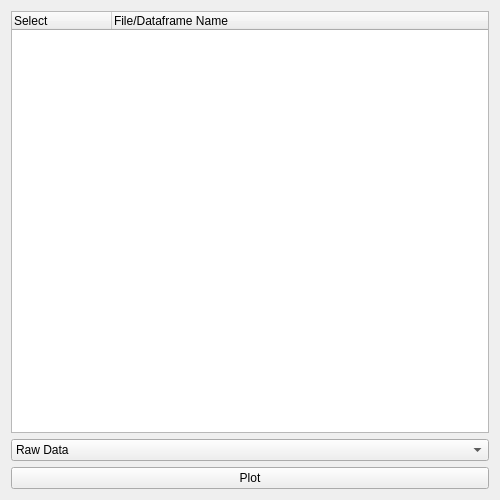
Above: gui/data_manager_window.ui from jasperaeschlimann/tpd_analyser before the change. Below: the same form after it.
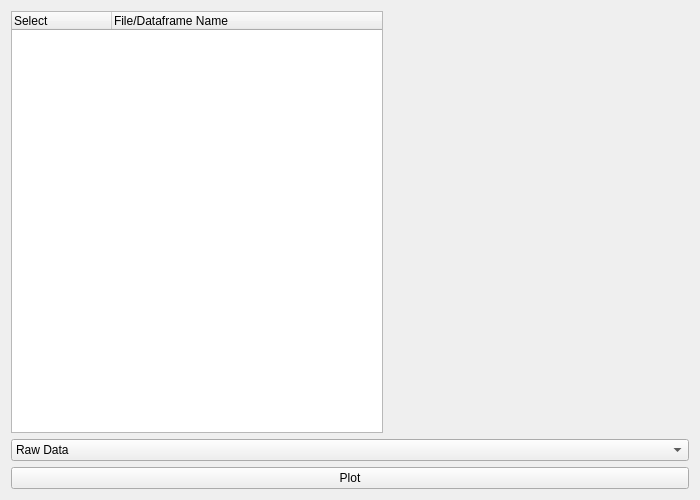
That is the form after the change.

Commit message: Added global checkboxes for unique DataFrame toggling

What changed in the file:
```diff
--- a/gui/data_manager_window.ui
+++ b/gui/data_manager_window.ui
@@ -6,19 +6,19 @@
    <rect>
     <x>0</x>
     <y>0</y>
-    <width>500</width>
+    <width>700</width>
     <height>500</height>
    </rect>
   </property>
   <property name="sizePolicy">
-   <sizepolicy hsizetype="Expanding" vsizetype="Expanding">
+   <sizepolicy hsizetype="MinimumExpanding" vsizetype="Expanding">
     <horstretch>0</horstretch>
     <verstretch>0</verstretch>
    </sizepolicy>
   </property>
   <property name="minimumSize">
    <size>
-    <width>350</width>
+    <width>700</width>
     <height>300</height>
    </size>
   </property>
@@ -26,12 +26,46 @@
    <string>Data Manager</string>
   </property>
   <layout class="QGridLayout" name="gridLayout_2">
-   <item row="0" column="0">
+   <item row="0" column="1">
     <layout class="QGridLayout" name="gridLayout">
      <property name="sizeConstraint">
       <enum>QLayout::SetMinimumSize</enum>
      </property>
-     <item row="1" column="0">
+     <item row="0" column="0">
+      <widget class="QTreeWidget" name="treeWidget_Files">
+       <property name="selectionMode">
+        <enum>QAbstractItemView::MultiSelection</enum>
+       </property>
+       <column>
+        <property name="text">
+         <string>Select</string>
+        </property>
+       </column>
+       <column>
+        <property name="text">
+         <string>File/Dataframe Name</string>
+        </property>
+       </column>
+      </widget>
+     </item>
+     <item row="0" column="1">
+      <widget class="QWidget" name="globalcheckboxWidget" native="true">
+       <property name="sizePolicy">
+        <sizepolicy hsizetype="Minimum" vsizetype="Preferred">
+         <horstretch>0</horstretch>
+         <verstretch>0</verstretch>
+        </sizepolicy>
+       </property>
+       <property name="minimumSize">
+        <size>
+         <width>300</width>
+         <height>0</height>
+        </size>
+       </property>
+       <layout class="QVBoxLayout" name="verticalLayout_3"/>
+      </widget>
+     </item>
+     <item row="1" column="0" colspan="2">
       <widget class="QComboBox" name="comboBox_PlotType">
        <property name="sizePolicy">
         <sizepolicy hsizetype="Expanding" vsizetype="Fixed">
@@ -61,7 +95,7 @@
        </item>
       </widget>
      </item>
-     <item row="2" column="0">
+     <item row="2" column="0" colspan="2">
       <widget class="QPushButton" name="pushButton_Plot">
        <property name="sizePolicy">
         <sizepolicy hsizetype="Expanding" vsizetype="Fixed">
@@ -74,23 +108,6 @@
        </property>
       </widget>
      </item>
-     <item row="0" column="0">
-      <widget class="QTreeWidget" name="treeWidget_Files">
-       <property name="selectionMode">
-        <enum>QAbstractItemView::MultiSelection</enum>
-       </property>
-       <column>
-        <property name="text">
-         <string>Select</string>
-        </property>
-       </column>
-       <column>
-        <property name="text">
-         <string>File/Dataframe Name</string>
-        </property>
-       </column>
-      </widget>
-     </item>
     </layout>
    </item>
   </layout>
```
The commit also changes 1 other file.
